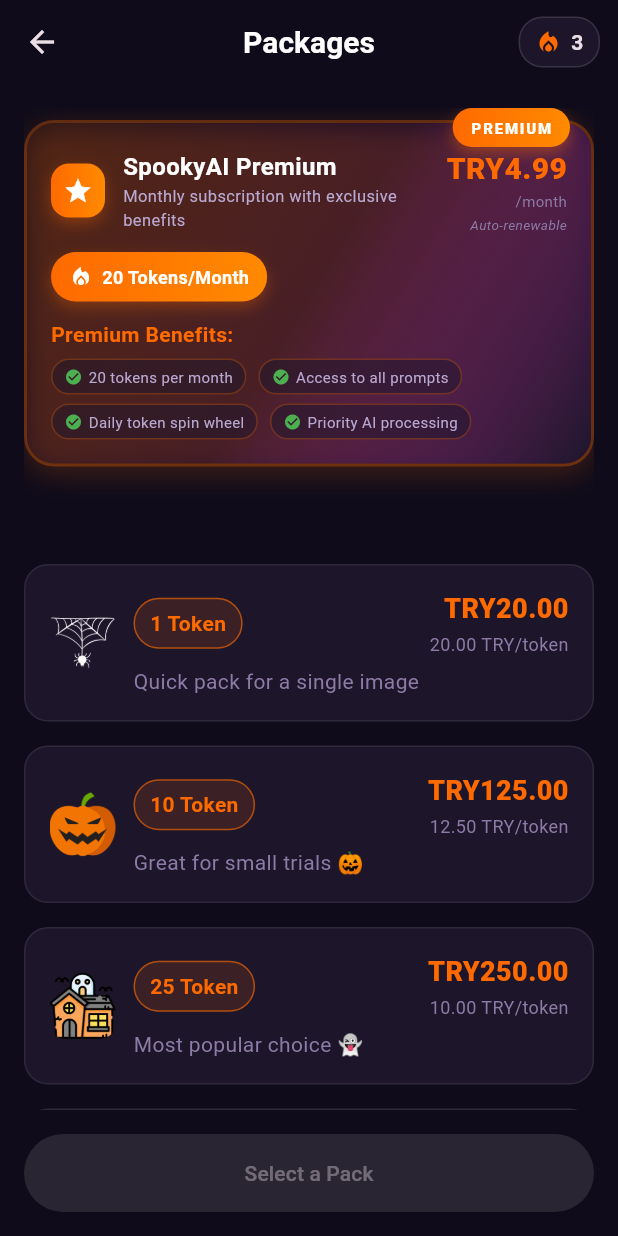
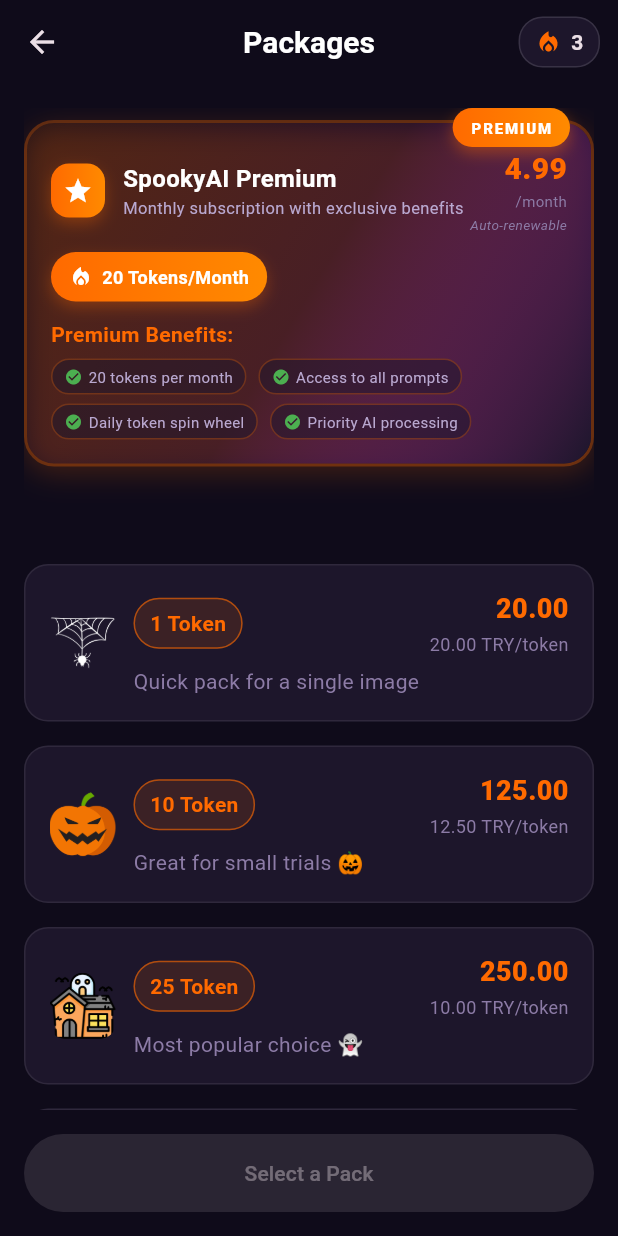
Before and after one commit to furkanagess/SpookyAI, a Flutter app: the MainNavigationPageRefactored screen opened directly, scrolled down 80 dp, after a tap on "See Packages", on a phone screen of 412 x 824 dp. Run offline on Flutter 3.47's test engine with Material 3 defaults, Android fonts, the phone set to English and light mode, and no system bars; our stand-ins replace flutter_dotenv, flutter_secure_storage, image_picker, in_app_purchase, lottie, permission_handler and 2 more; missing offline and left inert: gal, in_app_purchase_storekit, quick_actions; accounts and stored records are empty.

Commit message:
chore: Increment app version and enhance in-app purchase handling
- Incremented app version from 1.0.0+9 to 1.0.0+10 in pubspec.yaml.
- Added debug logging for purchase results and user cancellation scenarios in the purchase page.
- Updated in-app purchase service to handle iOS-specific purchase flow and timeout scenarios.
- Disabled image-to-image functionality in the main navigation and prompt builder for future implementation.
- Improved user experience by refining the purchase handling logic and UI elements.

```diff
--- a/lib/core/services/android_purchase_service.dart
+++ b/lib/core/services/android_purchase_service.dart
@@ -11,11 +11,12 @@
   static List<Pack> getAndroidPacks() {
     return [
       // Premium Subscription Package (at the top)
+      // Note: Real price will be fetched from Google Play Console via pack.realPrice
       const Pack(
         name: 'SpookyAI Premium',
         tokens: 20,
         productId: 'spookyai_premium',
-        price: '4.99',
+        price: '4.99', // Fallback price - real price comes from Google Play
         note: 'Monthly subscription with exclusive benefits',
         imageAsset: 'assets/images/ghost-face.png',
         whiteTint: true,
--- a/lib/features/home/presentation/pages/main_navigation_page_refactored.dart
+++ b/lib/features/home/presentation/pages/main_navigation_page_refactored.dart
@@ -16,7 +16,6 @@
 import 'profile_page.dart';
 import '../../domain/generation_mode.dart';
 import '../widgets/prompt_input_widget.dart';
-import '../widgets/image_upload_widget.dart';
 import '../widgets/generation_progress_dialog.dart';
 import '../widgets/paywall_dialog.dart';
 import '../../../../core/models/paywall_service.dart';
@@ -339,22 +338,11 @@
         }
       }
 
-      if (provider.uploadedImage != null) {
-        // Standard image-to-image
-        resultBytes = await _stability.generateImageFromImage(
-          prompt: provider.prompt,
-          imageBytes: provider.uploadedImage!,
-          imageStrength: 0.75,
-          cfgScale: 7,
-          onCancel: checkCancellation,
-        );
-      } else {
-        // Standard text-to-image
+      // Standard text-to-image only
       resultBytes = await _stability.generateImageBytes(
         prompt: provider.prompt,
         onCancel: checkCancellation,
       );
-      }
 
       // Check if generation was cancelled
       if (isCancelled) {
@@ -508,10 +496,8 @@
       await context.read<SavedImagesProvider>().addSavedImage(
         imageBytes: imageBytes,
         prompt: provider.prompt,
-        isImageToImage: provider.activeMode == GenerationMode.image,
-        originalImagePath: provider.uploadedImage != null
-            ? 'uploaded_image'
-            : null,
+        isImageToImage: false,
+        originalImagePath: null,
       );
 
       if (mounted) {
@@ -882,71 +868,27 @@
                                   child: AnimatedContainer(
                                     duration: const Duration(milliseconds: 300),
                                     curve: Curves.easeInOut,
-                                    height:
-                                        provider.activeMode ==
-                                            GenerationMode.image
-                                        ? 140
-                                        : 0,
+                                    height: 0,
                                     child: AnimatedOpacity(
                                       duration: const Duration(
                                         milliseconds: 300,
                                       ),
                                       curve: Curves.easeInOut,
-                                      opacity:
-                                          provider.activeMode ==
-                                              GenerationMode.image
-                                          ? 1.0
-                                          : 0.0,
-                                      child:
-                                          provider.activeMode ==
-                                              GenerationMode.image
-                                          ? Container(
-                                              constraints: const BoxConstraints(
-                                                maxHeight: 120,
-                                              ),
-                                              child: ImageUploadWidget(
-                                                onImageSelected: (imageBytes) {
-                                                  provider.setUploadedImage(
-                                                    imageBytes,
-                                                  );
-                                                },
-                                                onImageRemoved: () {
-                                                  provider
-                                                      .removeUploadedImage();
-                                                },
-                                                uploadedImage:
-                                                    provider.uploadedImage,
-                                              ),
-                                            )
-                                          : const SizedBox.shrink(),
+                                      opacity: 0.0,
+                                      child: const SizedBox.shrink(),
                                     ),
                                   ),
                                 ),
 
-                                // Dynamic spacing based on mode
-                                SizedBox(
-                                  height:
-                                      provider.activeMode ==
-                                          GenerationMode.image
-                                      ? 16
-                                      : 8,
-                                ),
+                                // Spacing
+                                const SizedBox(height: 8),
                                 // Prompt input
                                 PromptInputWidget(
                                   onPromptChanged: (prompt) {
                                     provider.updatePrompt(prompt);
                                   },
-                                  hintText:
-                                      provider.activeMode == GenerationMode.text
-                                      ? 'Describe your Halloween scene...'
-                                      : 'Describe how to transform into Halloween style...',
-                                  initialText:
-                                      provider.activeMode ==
-                                          GenerationMode.image
-                                      ? (provider.uploadedImage != null
-                                            ? 'use this image: detailed transformation to spooky cinematic style'
-                                            : provider.prompt)
-                                      : provider.prompt,
+                                  hintText: 'Describe your Halloween scene...',
+                                  initialText: provider.prompt,
                                 ),
                                 const SizedBox(height: 16),
 
@@ -1030,18 +972,20 @@
       ),
       child: Row(
         children: [
-          // Image to Image Mode
+          // Image to Image Mode (Coming Soon)
           Expanded(
             child: _buildModeCard(
               mode: GenerationMode.image,
               icon: Icons.image_rounded,
               title: 'Image to Image',
+              subtitle: 'Coming Soon',
               gradient: const LinearGradient(
                 colors: [Color(0xFF06B6D4), Color(0xFF0891B2)],
                 begin: Alignment.topLeft,
                 end: Alignment.bottomRight,
               ),
               provider: provider,
+              isDisabled: true,
             ),
           ),
           const SizedBox(width: 6),
@@ -1051,12 +995,14 @@
               mode: GenerationMode.text,
               icon: Icons.text_fields_rounded,
               title: 'Text to Image',
+              subtitle: null,
               gradient: const LinearGradient(
                 colors: [Color(0xFFB25AFF), Color(0xFF8B5CF6)],
                 begin: Alignment.topLeft,
                 end: Alignment.bottomRight,
               ),
               provider: provider,
+              isDisabled: false,
             ),
           ),
         ],
@@ -1068,15 +1014,17 @@
     required GenerationMode mode,
     required IconData icon,
     required String title,
+    String? subtitle,
     required Gradient gradient,
     required MainNavigationProvider provider,
+    required bool isDisabled,
   }) {
     final isSelected = provider.activeMode == mode;
 
     return Material(
       color: Colors.transparent,
       child: InkWell(
-        onTap: () => provider.switchMode(mode),
+        onTap: isDisabled ? null : () => provider.switchMode(mode),
         borderRadius: BorderRadius.circular(20),
         child: AnimatedContainer(
           duration: const Duration(milliseconds: 200),
@@ -1084,15 +1032,19 @@
           padding: const EdgeInsets.symmetric(vertical: 16, horizontal: 12),
           decoration: BoxDecoration(
             borderRadius: BorderRadius.circular(18),
-            gradient: isSelected ? gradient : null,
-            color: isSelected ? null : Colors.transparent,
+            gradient: isSelected && !isDisabled ? gradient : null,
+            color: isSelected && !isDisabled
+                ? null
+                : (isDisabled
+                      ? Colors.grey.withOpacity(0.2)
+                      : Colors.transparent),
             border: Border.all(
-              color: isSelected
+              color: isSelected && !isDisabled
                   ? Colors.white.withOpacity(0.2)
                   : Colors.transparent,
               width: 1,
             ),
-            boxShadow: isSelected
+            boxShadow: isSelected && !isDisabled
                 ? [
                     BoxShadow(
                       color: gradient.colors.first.withOpacity(0.25),
@@ -1111,27 +1063,57 @@
                 width: 24,
                 height: 24,
                 decoration: BoxDecoration(
-                  color: isSelected
+                  color: isSelected && !isDisabled
                       ? Colors.white.withOpacity(0.15)
-                      : gradient.colors.first.withOpacity(0.15),
+                      : (isDisabled
+                            ? Colors.grey.withOpacity(0.3)
+                            : gradient.colors.first.withOpacity(0.15)),
                   borderRadius: BorderRadius.circular(8),
                 ),
                 child: Icon(
                   icon,
-                  color: isSelected ? Colors.white : gradient.colors.first,
+                  color: isDisabled
+                      ? Colors.grey.withOpacity(0.6)
+                      : (isSelected ? Colors.white : gradient.colors.first),
                   size: 14,
                 ),
               ),
               const SizedBox(width: 8),
 
-              // Title
+              // Title and subtitle
+              Expanded(
+                child: Column(
+                  mainAxisAlignment: MainAxisAlignment.center,
+                  crossAxisAlignment: CrossAxisAlignment.center,
+                  children: [
                     Text(
                       title,
                       style: TextStyle(
                         fontSize: 14,
                         fontWeight: FontWeight.w600,
-                  color: isSelected ? Colors.white : Colors.white,
+                        color: isDisabled
+                            ? Colors.grey.withOpacity(0.6)
+                            : (isSelected ? Colors.white : Colors.white),
                         letterSpacing: -0.1,
+                      ),
+                      textAlign: TextAlign.center,
+                    ),
+                    if (subtitle != null) ...[
+                      const SizedBox(height: 2),
+                      Text(
+                        subtitle,
+                        style: TextStyle(
+                          fontSize: 10,
+                          fontWeight: FontWeight.w500,
+                          color: isDisabled
+                              ? Colors.grey.withOpacity(0.5)
+                              : Colors.white.withOpacity(0.7),
+                          letterSpacing: -0.1,
+                        ),
+                        textAlign: TextAlign.center,
+                      ),
+                    ],
+                  ],
                 ),
               ),
             ],
--- a/lib/features/home/presentation/pages/purchase_page.dart
+++ b/lib/features/home/presentation/pages/purchase_page.dart
@@ -9,7 +9,6 @@
 import '../../../../core/utils/platform_utils.dart';
 import '../widgets/purchase_success_dialog.dart';
 import '../widgets/purchase_failed_dialog.dart';
-import '../widgets/subscription_info_dialog.dart';
 
 class PurchasePage extends StatefulWidget {
   const PurchasePage();
@@ -32,11 +31,14 @@
     if (provider.isLoading) return;
 
     try {
+      debugPrint('PurchasePage: Starting purchase for ${pack.name}');
       final bool success = await provider.buyPack(pack);
+      debugPrint('PurchasePage: Purchase result: $success');
 
       if (!mounted) return;
 
       if (success) {
+        debugPrint('PurchasePage: Showing success dialog for ${pack.name}');
         if (pack.isPremium) {
           await showPurchaseSuccessDialog(
             context,
@@ -50,12 +52,26 @@
           await showPurchaseSuccessDialog(context, tokensAdded: pack.tokens);
         }
       } else {
-        await PurchaseFailedDialog.show(
-          context,
-          reason: 'Purchase was not completed.',
-        );
+        debugPrint('PurchasePage: Purchase failed for ${pack.name}');
+
+        // Check if this was a user cancellation (don't show error dialog)
+        final isUserCancelled =
+            InAppPurchaseService.queryProductError?.contains('cancelled') ??
+            false;
+
+        if (!isUserCancelled) {
+          await PurchaseFailedDialog.show(
+            context,
+            reason: 'Purchase was not completed. Please try again.',
+          );
+        } else {
+          debugPrint(
+            'PurchasePage: User cancelled purchase - not showing error dialog',
+          );
+        }
       }
     } catch (e) {
+      debugPrint('PurchasePage: Exception during purchase: $e');
       if (mounted) {
         String reason = 'An unexpected error occurred during purchase.';
 
@@ -68,7 +84,8 @@
               'Payment processing failed. Please verify your payment method.';
         } else if (e.toString().contains('product')) {
           reason = 'Product not available. Please try again later.';
-        } else if (e.toString().contains('user')) {
+        } else if (e.toString().contains('user') ||
+            e.toString().contains('cancelled')) {
           reason = 'Purchase was cancelled by user.';
         }
 
@@ -319,20 +336,13 @@
 // Legacy chip removed
 
 String _pricePerToken(Pack p, PurchaseProvider provider) {
-  // Get the price that's displayed above
-  final String displayedPrice = PlatformUtils.isIOS
-      ? p.realPrice
-      : '${PlatformUtils.isAndroid ? 'TRY' : '\$'}${p.price}';
+  // Get the real price from Google Play/App Store
+  final String displayedPrice = p.realPrice;
 
   // Extract numeric value from the displayed price
   String numericPrice = displayedPrice;
-  if (PlatformUtils.isAndroid) {
-    // Remove "TRY" prefix and clean up
-    numericPrice = displayedPrice.replaceAll('TRY', '').trim();
-  } else {
-    // Remove "$" prefix and clean up
-    numericPrice = displayedPrice.replaceAll('\$', '').trim();
-  }
+  // Clean up currency symbols and text
+  numericPrice = numericPrice.replaceAll(RegExp(r'[^\d.,]'), '').trim();
 
   // Parse the numeric value
   final double total = double.tryParse(numericPrice) ?? 0;
@@ -422,7 +432,7 @@
                               Text(
                                 PlatformUtils.isIOS
                                     ? pack.realPrice
-                                    : '${PlatformUtils.isAndroid ? 'TRY' : '\$'}${pack.price}',
+                                    : pack.realPrice,
                                 style: const TextStyle(
                                   color: Color(0xFFFF6A00),
                                   fontWeight: FontWeight.w800,
@@ -732,9 +742,7 @@
                           Text(
                             isPremiumUser
                                 ? 'ACTIVE'
-                                : PlatformUtils.isIOS
-                                ? pack.realPrice
-                                : '${PlatformUtils.isAndroid ? 'TRY' : '\$'}${pack.price}',
+                                : pack.realPrice,
                             style: TextStyle(
                               color: isPremiumUser
                                   ? const Color(0xFF4CAF50)
--- a/pubspec.yaml
+++ b/pubspec.yaml
@@ -7,7 +7,7 @@
 # Minor: New features, backward compatible
 # Patch: Bug fixes, backward compatible
 # Build: Incremental build number
-version: 1.0.0+9
+version: 1.0.0+10
 
 environment:
   sdk: ^3.10.0-158.0.dev
```
Also changed, not shown: lib/core/services/in_app_purchase_service.dart (+53 -8 lines), lib/core/services/main_navigation_provider.dart (+10 -4 lines), lib/core/services/purchase_provider.dart (+15 -0 lines), lib/core/utils/prompt_builder.dart (+42 -39 lines). Lines whose indentation alone changed are shown as unchanged.
